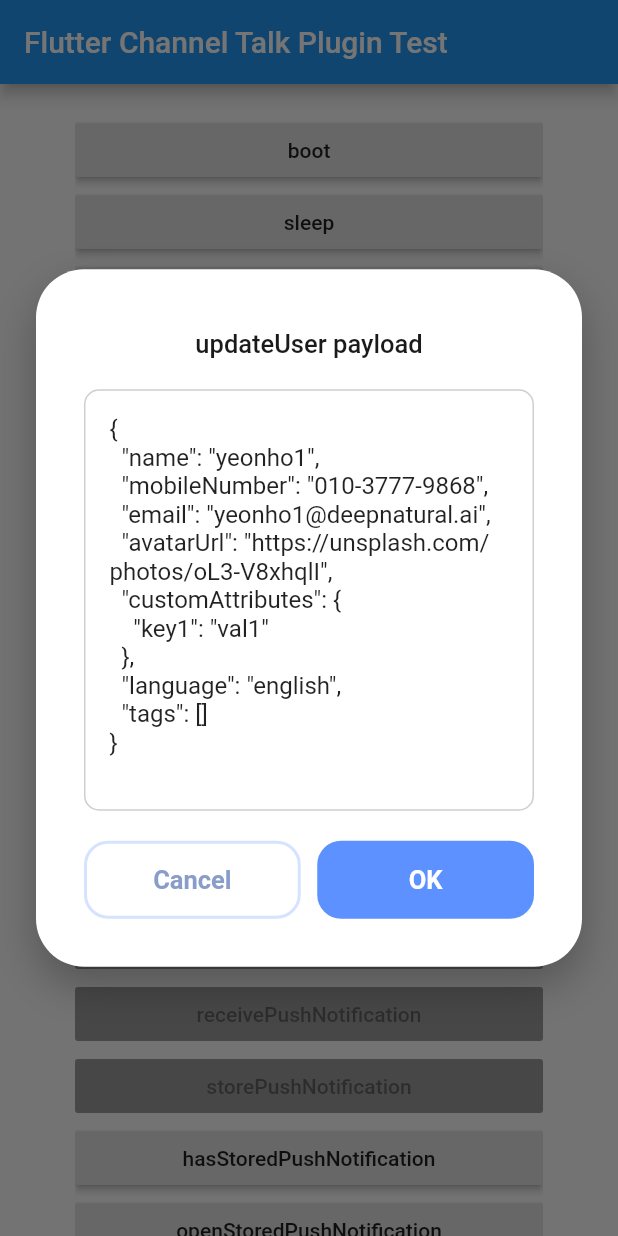
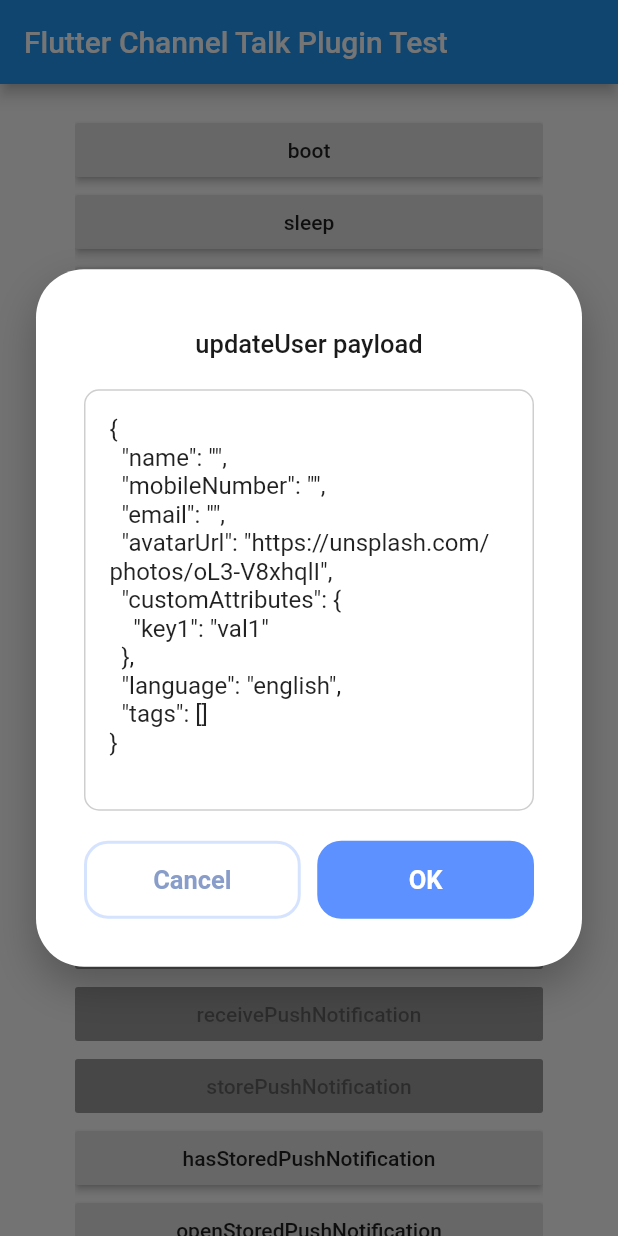
Before and after one commit to turlvo/channel_talk_flutter, a Flutter app: the screen it shows after launch, after a tap on "updateUser", on a phone screen of 412 x 824 dp. Run offline on Flutter 3.47's test engine with Material 2 defaults, Android fonts, the phone set to English and light mode, and no system bars; our stand-ins replace fluttertoast.

Commit message:
remove personal information

```diff
--- a/example/lib/main.dart
+++ b/example/lib/main.dart
@@ -401,9 +401,9 @@ class _MyAppState extends State<MyApp> {
                 onPressed: () async {
                   content = '''
 {
-  "name": "yeonho1",
-  "mobileNumber": "010-3777-9868",
-  "email": "yeonho1@deepnatural.ai",
+  "name": "",
+  "mobileNumber": "",
+  "email": "",
   "avatarUrl": "https://unsplash.com/photos/oL3-V8xhqlI",
   "customAttributes": {
     "key1": "val1"
```
